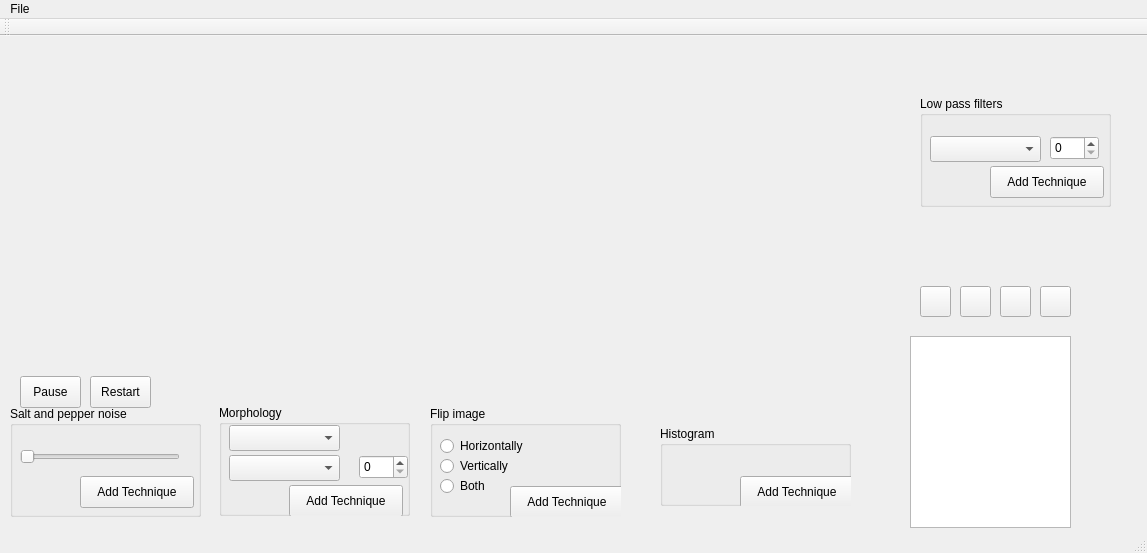
This is imago.ui in Devesh99/Imago as Qt 5 draws it before an edit. The edited form follows.
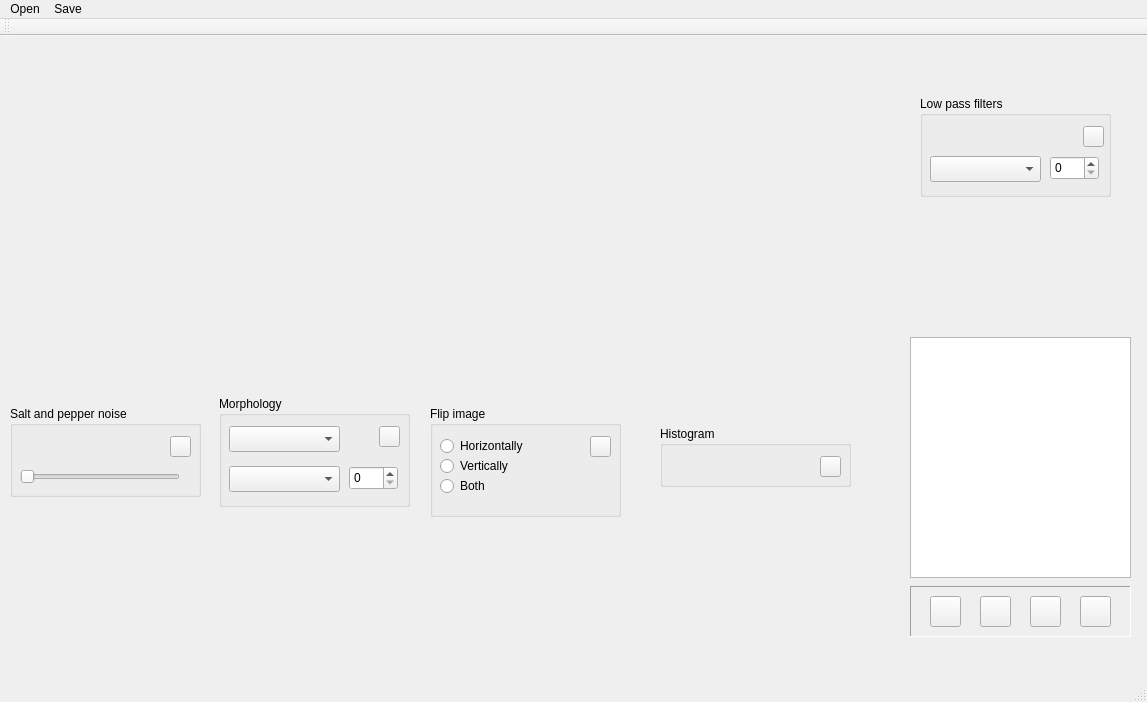
This is the edited form.

Commit message: twelfth commit - icons, sunken panel

```diff
--- a/imago.ui
+++ b/imago.ui
@@ -7,7 +7,7 @@
     <x>0</x>
     <y>0</y>
     <width>1147</width>
-    <height>553</height>
+    <height>702</height>
    </rect>
   </property>
   <property name="windowTitle">
@@ -44,43 +44,17 @@
     <property name="geometry">
      <rect>
       <x>910</x>
-      <y>300</y>
-      <width>161</width>
-      <height>192</height>
+      <y>301</y>
+      <width>221</width>
+      <height>241</height>
      </rect>
     </property>
    </widget>
-   <widget class="QPushButton" name="PauseTimer">
-    <property name="geometry">
-     <rect>
-      <x>20</x>
-      <y>340</y>
-      <width>61</width>
-      <height>32</height>
-     </rect>
-    </property>
-    <property name="text">
-     <string>Pause</string>
-    </property>
-   </widget>
-   <widget class="QPushButton" name="RestartTimer">
-    <property name="geometry">
-     <rect>
-      <x>90</x>
-      <y>340</y>
-      <width>61</width>
-      <height>32</height>
-     </rect>
-    </property>
-    <property name="text">
-     <string>Restart</string>
-    </property>
-   </widget>
    <widget class="QGroupBox" name="gBoxMorphology">
     <property name="geometry">
      <rect>
       <x>219</x>
-      <y>369</y>
+      <y>360</y>
       <width>191</width>
       <height>111</height>
      </rect>
@@ -91,21 +65,21 @@
     <widget class="QPushButton" name="AddMorphologyOperation">
      <property name="geometry">
       <rect>
-       <x>70</x>
-       <y>80</y>
-       <width>114</width>
-       <height>32</height>
+       <x>160</x>
+       <y>30</y>
+       <width>21</width>
+       <height>21</height>
       </rect>
      </property>
      <property name="text">
-      <string>Add Technique</string>
+      <string/>
      </property>
     </widget>
     <widget class="QSpinBox" name="MorphologySESize">
      <property name="geometry">
       <rect>
-       <x>140</x>
-       <y>50</y>
+       <x>130</x>
+       <y>70</y>
        <width>49</width>
        <height>24</height>
       </rect>
@@ -115,7 +89,7 @@
      <property name="geometry">
       <rect>
        <x>10</x>
-       <y>50</y>
+       <y>70</y>
        <width>111</width>
        <height>26</height>
       </rect>
@@ -125,7 +99,7 @@
      <property name="geometry">
       <rect>
        <x>10</x>
-       <y>20</y>
+       <y>30</y>
        <width>111</width>
        <height>26</height>
       </rect>
@@ -186,14 +160,14 @@
     <widget class="QPushButton" name="AddFlipImage">
      <property name="geometry">
       <rect>
-       <x>80</x>
-       <y>80</y>
-       <width>114</width>
-       <height>32</height>
+       <x>160</x>
+       <y>30</y>
+       <width>21</width>
+       <height>21</height>
       </rect>
      </property>
      <property name="text">
-      <string>Add Technique</string>
+      <string/>
      </property>
     </widget>
    </widget>
@@ -203,7 +177,7 @@
       <x>10</x>
       <y>370</y>
       <width>191</width>
-      <height>111</height>
+      <height>91</height>
      </rect>
     </property>
     <property name="title">
@@ -213,7 +187,7 @@
      <property name="geometry">
       <rect>
        <x>10</x>
-       <y>40</y>
+       <y>60</y>
        <width>160</width>
        <height>22</height>
       </rect>
@@ -225,76 +199,24 @@
     <widget class="QPushButton" name="AddSaltAndPepper">
      <property name="geometry">
       <rect>
-       <x>70</x>
-       <y>70</y>
-       <width>114</width>
-       <height>32</height>
+       <x>160</x>
+       <y>30</y>
+       <width>21</width>
+       <height>21</height>
       </rect>
      </property>
      <property name="text">
-      <string>Add Technique</string>
+      <string/>
      </property>
     </widget>
    </widget>
-   <widget class="QPushButton" name="moveProcessUp">
-    <property name="geometry">
-     <rect>
-      <x>1000</x>
-      <y>250</y>
-      <width>31</width>
-      <height>31</height>
-     </rect>
-    </property>
-    <property name="text">
-     <string/>
-    </property>
-   </widget>
-   <widget class="QPushButton" name="moveProcessDown">
-    <property name="geometry">
-     <rect>
-      <x>1040</x>
-      <y>250</y>
-      <width>31</width>
-      <height>31</height>
-     </rect>
-    </property>
-    <property name="text">
-     <string/>
-    </property>
-   </widget>
-   <widget class="QPushButton" name="removeProcess">
-    <property name="geometry">
-     <rect>
-      <x>960</x>
-      <y>250</y>
-      <width>31</width>
-      <height>31</height>
-     </rect>
-    </property>
-    <property name="text">
-     <string/>
-    </property>
-   </widget>
-   <widget class="QPushButton" name="refreshProcess">
-    <property name="geometry">
-     <rect>
-      <x>920</x>
-      <y>250</y>
-      <width>31</width>
-      <height>31</height>
-     </rect>
-    </property>
-    <property name="text">
-     <string/>
-    </property>
-   </widget>
    <widget class="QGroupBox" name="groupBox_2">
     <property name="geometry">
      <rect>
       <x>660</x>
       <y>390</y>
       <width>191</width>
-      <height>80</height>
+      <height>61</height>
      </rect>
     </property>
     <property name="title">
@@ -303,14 +225,14 @@
     <widget class="QPushButton" name="AdEqualizeHistogram">
      <property name="geometry">
       <rect>
-       <x>80</x>
-       <y>50</y>
-       <width>114</width>
-       <height>32</height>
+       <x>160</x>
+       <y>30</y>
+       <width>21</width>
+       <height>21</height>
       </rect>
      </property>
      <property name="text">
-      <string>Add Technique</string>
+      <string/>
      </property>
     </widget>
    </widget>
@@ -320,7 +242,7 @@
       <x>920</x>
       <y>60</y>
       <width>191</width>
-      <height>111</height>
+      <height>101</height>
      </rect>
     </property>
     <property name="title">
@@ -330,7 +252,7 @@
      <property name="geometry">
       <rect>
        <x>10</x>
-       <y>40</y>
+       <y>60</y>
        <width>111</width>
        <height>26</height>
       </rect>
@@ -340,7 +262,7 @@
      <property name="geometry">
       <rect>
        <x>130</x>
-       <y>40</y>
+       <y>60</y>
        <width>49</width>
        <height>24</height>
       </rect>
@@ -349,14 +271,124 @@
     <widget class="QPushButton" name="AddLowPassFilter">
      <property name="geometry">
       <rect>
+       <x>163</x>
+       <y>30</y>
+       <width>21</width>
+       <height>21</height>
+      </rect>
+     </property>
+     <property name="text">
+      <string/>
+     </property>
+    </widget>
+   </widget>
+   <widget class="QFrame" name="processFlowFrame">
+    <property name="geometry">
+     <rect>
+      <x>910</x>
+      <y>550</y>
+      <width>221</width>
+      <height>51</height>
+     </rect>
+    </property>
+    <property name="frameShape">
+     <enum>QFrame::Panel</enum>
+    </property>
+    <property name="frameShadow">
+     <enum>QFrame::Sunken</enum>
+    </property>
+    <widget class="QPushButton" name="moveProcessDown">
+     <property name="geometry">
+      <rect>
+       <x>170</x>
+       <y>10</y>
+       <width>31</width>
+       <height>31</height>
+      </rect>
+     </property>
+     <property name="sizePolicy">
+      <sizepolicy hsizetype="Fixed" vsizetype="Fixed">
+       <horstretch>0</horstretch>
+       <verstretch>0</verstretch>
+      </sizepolicy>
+     </property>
+     <property name="text">
+      <string/>
+     </property>
+     <property name="shortcut">
+      <string>Ctrl+Down</string>
+     </property>
+    </widget>
+    <widget class="QPushButton" name="removeProcess">
+     <property name="geometry">
+      <rect>
        <x>70</x>
-       <y>70</y>
-       <width>114</width>
-       <height>32</height>
+       <y>10</y>
+       <width>31</width>
+       <height>31</height>
       </rect>
      </property>
+     <property name="sizePolicy">
+      <sizepolicy hsizetype="Fixed" vsizetype="Fixed">
+       <horstretch>0</horstretch>
+       <verstretch>0</verstretch>
+      </sizepolicy>
+     </property>
      <property name="text">
-      <string>Add Technique</string>
+      <string/>
+     </property>
+     <property name="shortcut">
+      <string>Backspace</string>
+     </property>
+    </widget>
+    <widget class="QPushButton" name="moveProcessUp">
+     <property name="geometry">
+      <rect>
+       <x>120</x>
+       <y>10</y>
+       <width>31</width>
+       <height>31</height>
+      </rect>
+     </property>
+     <property name="sizePolicy">
+      <sizepolicy hsizetype="Fixed" vsizetype="Fixed">
+       <horstretch>0</horstretch>
+       <verstretch>0</verstretch>
+      </sizepolicy>
+     </property>
+     <property name="text">
+      <string/>
+     </property>
+     <property name="shortcut">
+      <string>Ctrl+Up</string>
+     </property>
+    </widget>
+    <widget class="QPushButton" name="refreshProcess">
+     <property name="geometry">
+      <rect>
+       <x>20</x>
+       <y>10</y>
+       <width>31</width>
+       <height>31</height>
+      </rect>
+     </property>
+     <property name="sizePolicy">
+      <sizepolicy hsizetype="Fixed" vsizetype="Fixed">
+       <horstretch>0</horstretch>
+       <verstretch>0</verstretch>
+      </sizepolicy>
+     </property>
+     <property name="whatsThis">
+      <string/>
+     </property>
+     <property name="text">
+      <string/>
+     </property>
+     <property name="shortcut">
+      <string>Ctrl+Shift+R</string>
+     </property>
+     <property name="flat">
+      <bool>false</bool>
      </property>
     </widget>
    </widget>
@@ -372,13 +404,22 @@
    </property>
    <widget class="QMenu" name="menuImago">
     <property name="title">
-     <string>File</string>
+     <string>Open</string>
     </property>
     <addaction name="actionOpen_Image"/>
     <addaction name="actionOpen_Video"/>
     <addaction name="actionOpen_Livestream"/>
+    <addaction name="actionPause_Play"/>
+   </widget>
+   <widget class="QMenu" name="menuSave">
+    <property name="title">
+     <string>Save</string>
+    </property>
+    <addaction name="actionSave_Image"/>
+    <addaction name="actionSave_Video"/>
    </widget>
    <addaction name="menuImago"/>
+   <addaction name="menuSave"/>
   </widget>
   <widget class="QToolBar" name="mainToolBar">
    <attribute name="toolBarArea">
```
Left out of the diff: 32 changed lines with no effect on the pictures. The commit also changes 13 other files.
